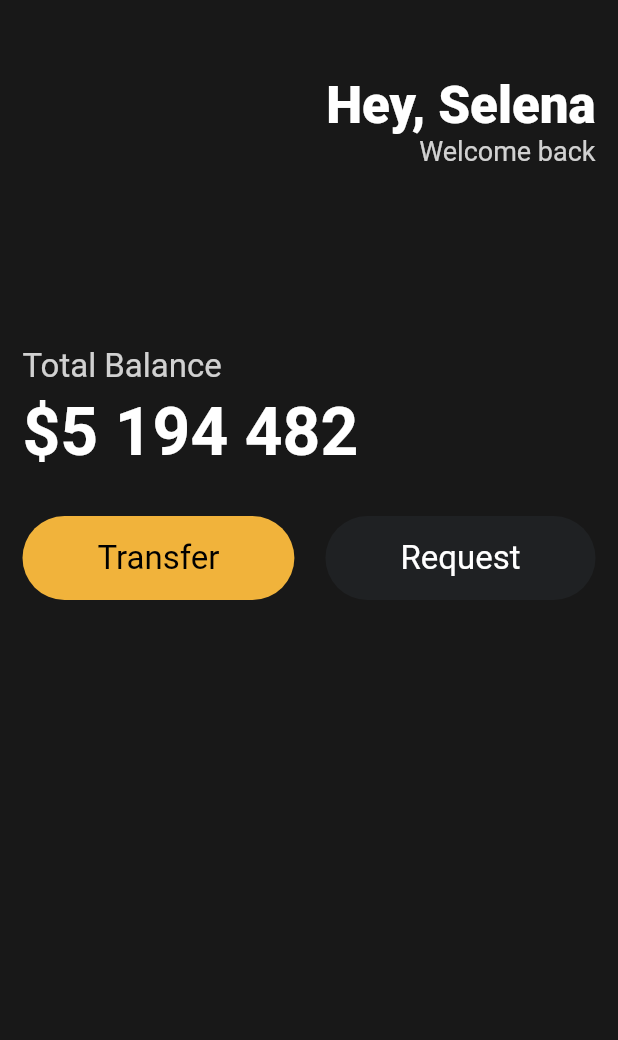
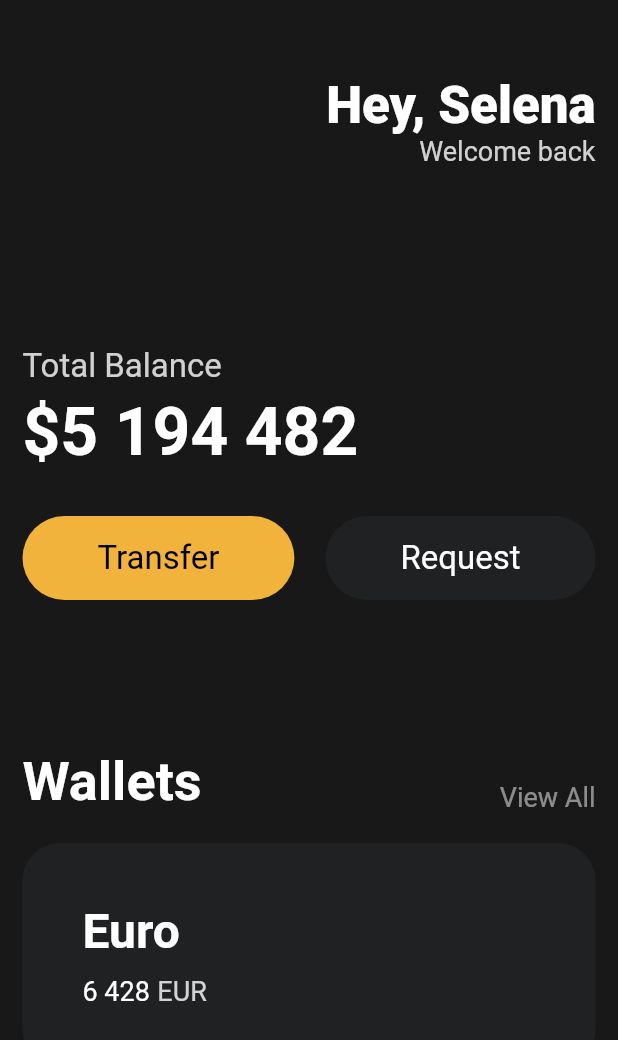
Before and after one commit to pwh9882/flutter_learning_clone_coding_toonflix, a Flutter app: the screen it shows after launch, on a phone screen of 412 x 824 dp. Shown: the top 1040 px of the screen. Run offline on Flutter 3.47's test engine with Material 2 defaults, Android fonts, the phone set to English and light mode, and no system bars.

Commit message:
Creating card widget

```diff
--- a/lib/main.dart
+++ b/lib/main.dart
@@ -82,6 +82,85 @@
                     ),
                   ],
                 ),
+                const SizedBox(
+                  height: 100,
+                ),
+                Row(
+                    mainAxisAlignment: MainAxisAlignment.spaceBetween,
+                    crossAxisAlignment: CrossAxisAlignment.end,
+                    children: [
+                      const Text(
+                        'Wallets',
+                        style: TextStyle(
+                          color: Colors.white,
+                          fontSize: 36,
+                          fontWeight: FontWeight.w600,
+                        ),
+                      ),
+                      Text(
+                        'View All',
+                        style: TextStyle(
+                          color: Colors.white.withOpacity(0.5),
+                          fontSize: 18,
+                        ),
+                      ),
+                    ]),
+                const SizedBox(
+                  height: 20,
+                ),
+                Container(
+                  decoration: BoxDecoration(
+                      color: const Color(0xff1f2123),
+                      borderRadius: BorderRadius.circular(25)),
+                  padding: const EdgeInsets.symmetric(
+                    vertical: 10,
+                    horizontal: 10,
+                  ),
+                  child: Padding(
+                    padding: const EdgeInsets.all(30),
+                    child: Row(
+                      children: [
+                        Column(
+                          crossAxisAlignment: CrossAxisAlignment.start,
+                          children: [
+                            const Text(
+                              'Euro',
+                              style: TextStyle(
+                                fontSize: 32,
+                                fontWeight: FontWeight.w600,
+                                color: Colors.white,
+                              ),
+                            ),
+                            const SizedBox(
+                              height: 10,
+                            ),
+                            Row(
+                              children: [
+                                const Text(
+                                  '6 428',
+                                  style: TextStyle(
+                                    color: Colors.white,
+                                    fontSize: 18,
+                                  ),
+                                ),
+                                const SizedBox(
+                                  width: 5,
+                                ),
+                                Text(
+                                  'EUR',
+                                  style: TextStyle(
+                                    color: Colors.white.withOpacity(0.8),
+                                    fontSize: 18,
+                                  ),
+                                ),
+                              ],
+                            ),
+                          ],
+                        )
+                      ],
+                    ),
+                  ),
+                )
               ],
             ),
           )),
```
